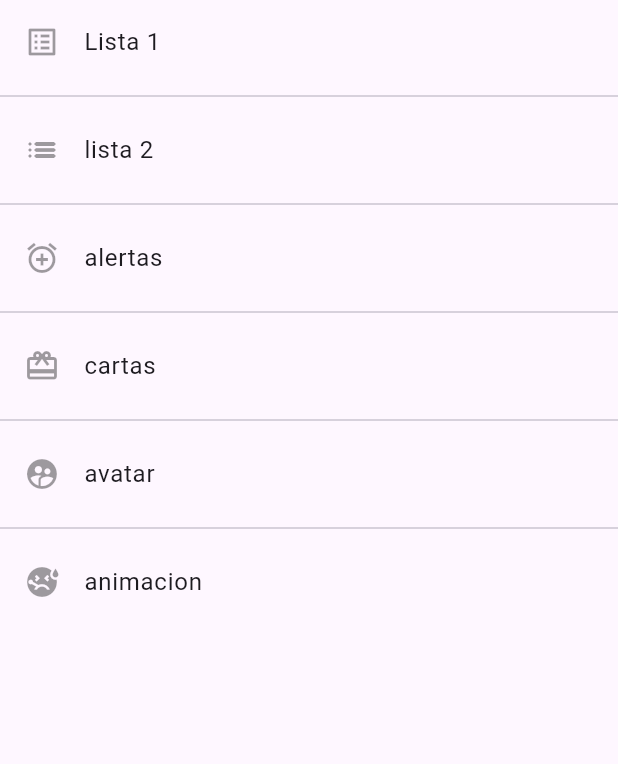
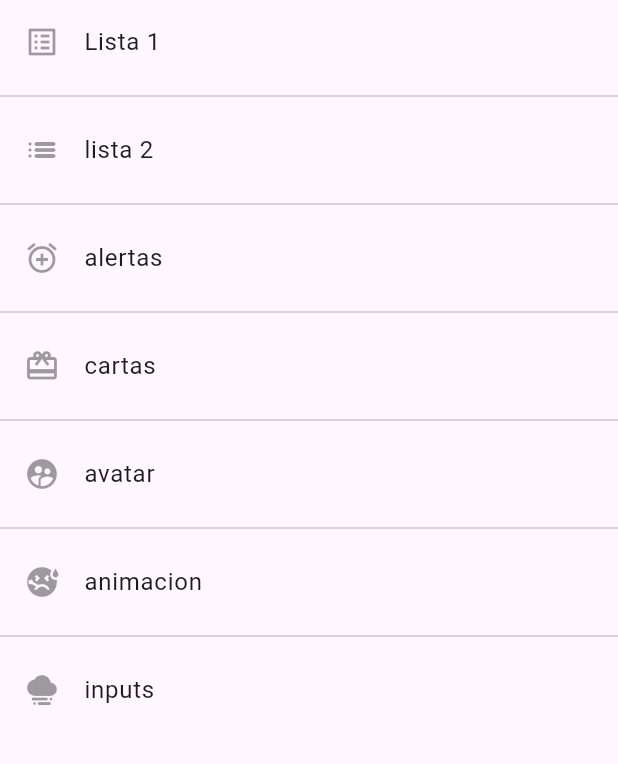
Before and after one commit to jesWeb/Componentes_Flutter, a Flutter app: the screen it shows after launch, on a phone screen of 412 x 824 dp, the part 84-848 px from its top. Run offline on Flutter 3.47's test engine with Material 3 defaults, Android fonts, the phone set to English and light mode, and no system bars.

```diff
--- a/lib/router/app_router.dart
+++ b/lib/router/app_router.dart
@@ -1,5 +1,6 @@
 //este es un route global
 import 'package:componentes/models/menu_option.dart';
+import 'package:componentes/screens/inputs_screen.dart';
 import 'package:componentes/screens/screens.dart';
 import 'package:flutter/material.dart';
 
@@ -36,7 +37,12 @@ class AppRouter {
         route: 'animacion',
         name: 'animacion',
         screen: const AnimatedScreen(),
-        icon: Icons.sick)
+        icon: Icons.sick),
+    MenuOption(
+        route: 'inputs',
+        name: 'inputs',
+        screen: const InputScreen(),
+        icon: Icons.foggy)
   ];
 
   //metodo de mapeo de rutas, up
--- a/lib/screens/screens.dart
+++ b/lib/screens/screens.dart
@@ -3,9 +3,10 @@
  * En este archivo exportaremos las rutas de las vitas para que evitemos un grande crecimiento en las pantallas y dependecias
  */
 export 'package:componentes/screens/alert_screen.dart';
+export 'package:componentes/screens/animated_screen.dart';
+export 'package:componentes/screens/avatar_screen.dart';
 export 'package:componentes/screens/card_screen.dart';
 export 'package:componentes/screens/home_screen.dart';
 export 'package:componentes/screens/listview1_screen.dart';
 export 'package:componentes/screens/listview2_screen.dart';
-export 'package:componentes/screens/avatar_screen.dart';
-export 'package:componentes/screens/animated_screen.dart';
+import 'package:componentes/screens/inputs_screen.dart';
--- a/lib/theme/app_theme.dart
+++ b/lib/theme/app_theme.dart
@@ -19,15 +19,37 @@ class AppTheme {
       ),
       //floatign action button
       floatingActionButtonTheme: const FloatingActionButtonThemeData(
-       backgroundColor: tool, elevation: 6),
-
+          backgroundColor: tool, elevation: 6),
       elevatedButtonTheme: ElevatedButtonThemeData(
         style: ElevatedButton.styleFrom(
             backgroundColor: Colors.indigo[700],
             shape: const StadiumBorder(),
             elevation: 0),
       ),
-  );
+
+      //inputs style
+      inputDecorationTheme: const InputDecorationTheme(
+          floatingLabelStyle: TextStyle(color: primary),
+          enabledBorder: OutlineInputBorder(
+              borderSide: BorderSide(color: primary),
+              borderRadius: BorderRadius.only(
+                  bottomRight: Radius.circular(5),
+                  topRight: Radius.circular(5),
+                  bottomLeft: Radius.circular(5),
+                  topLeft: Radius.circular(5))),
+          focusedBorder: OutlineInputBorder(
+              borderSide: BorderSide(color: primary),
+              borderRadius: BorderRadius.only(
+                  bottomRight: Radius.circular(5),
+                  topRight: Radius.circular(5),
+                  bottomLeft: Radius.circular(5),
+                  topLeft: Radius.circular(5))),
+          border: OutlineInputBorder(
+              borderRadius: BorderRadius.only(
+                  bottomRight: Radius.circular(5),
+                  topRight: Radius.circular(5),
+                  bottomLeft: Radius.circular(5),
+                  topLeft: Radius.circular(5)))));
 }
 
 
--- a/lib/widgets/widgets.dart
+++ b/lib/widgets/widgets.dart
@@ -1,2 +1,3 @@
 export '../widgets/CustomCard1.dart';
 export '../widgets/Custom_card_type_2.dart';
+export '../widgets/Custom_InputFrom.dart';
```
Also changed, not shown: lib/screens/inputs_screen.dart (added, +131 -0 lines), lib/widgets/Custom_InputFrom.dart (added, +61 -0 lines).
